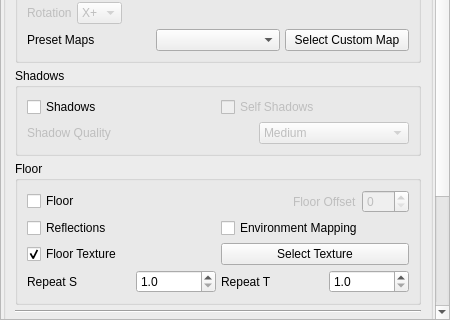
Qt form ui/VisualizationEnvironmentPanel.ui (01Hub/ModelViewer) before a commit; both pictures show x 0 to 450 and y 378 to 698 of the 450 by 698 pixel window.
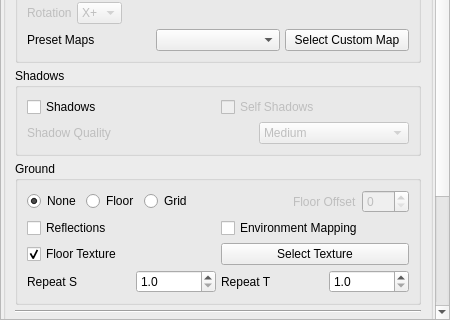
The same form after that commit. Icons and pictures are not drawn.

Commit message: Add switchable grid ground mode

What changed in the file:
```diff
--- a/ui/VisualizationEnvironmentPanel.ui
+++ b/ui/VisualizationEnvironmentPanel.ui
@@ -654,7 +654,7 @@
           <item>
            <widget class="QGroupBox" name="groupBoxFloor">
             <property name="title">
-             <string>Floor</string>
+             <string>Ground</string>
             </property>
             <property name="flat">
              <bool>true</bool>
@@ -666,12 +666,29 @@
              <item>
               <layout class="QHBoxLayout" name="floorCheckLayout">
                <item>
-                <widget class="QCheckBox" name="checkBoxFloor">
+                <widget class="QRadioButton" name="radioButtonGroundNone">
+                 <property name="text">
+                  <string>None</string>
+                 </property>
+                 <property name="checked">
+                  <bool>true</bool>
+                 </property>
+                </widget>
+               </item>
+               <item>
+                <widget class="QRadioButton" name="radioButtonGroundFloor">
                  <property name="text">
                   <string>Floor</string>
                  </property>
                 </widget>
                </item>
+               <item>
+                <widget class="QRadioButton" name="radioButtonGroundGrid">
+                 <property name="text">
+                  <string>Grid</string>
+                 </property>
+                </widget>
+               </item>
                <item>
                 <spacer name="spacerFloorCheck">
                  <property name="orientation">
```
The commit also changes 5 other files.
